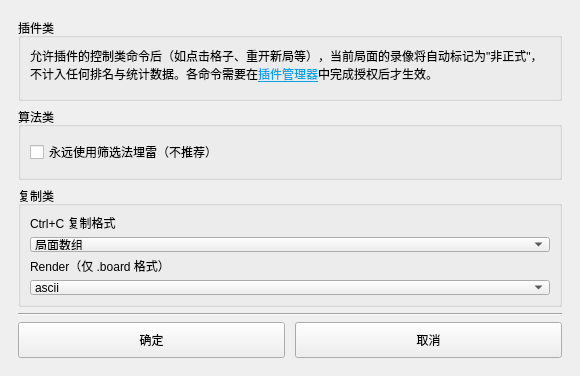
Before: the Qt Designer form uiFiles/ui_advanced.ui in ljzloser/Solvable-Minesweeper, drawn with Qt 5.
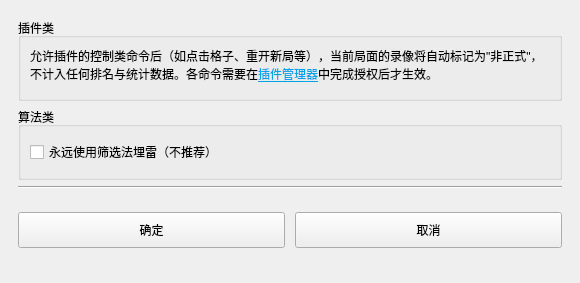
After: the same form once the commit is applied.

Commit message: feat：局面复制到图片、菜单调整

What changed in the file:
```diff
--- a/uiFiles/ui_advanced.ui
+++ b/uiFiles/ui_advanced.ui
@@ -91,62 +91,6 @@
      </layout>
     </widget>
     </item>
-    <item>
-     <widget class="QGroupBox" name="groupBox_copy">
-      <property name="title">
-       <string>复制类</string>
-      </property>
-      <layout class="QVBoxLayout" name="verticalLayout_copy">
-       <item>
-        <widget class="QLabel" name="label_copy_format">
-         <property name="text">
-          <string>Ctrl+C 复制格式</string>
-         </property>
-        </widget>
-       </item>
-       <item>
-        <widget class="QComboBox" name="comboBox_copy_format">
-         <item>
-          <property name="text">
-           <string>局面数组</string>
-          </property>
-         </item>
-         <item>
-          <property name="text">
-           <string>.board 字符串</string>
-          </property>
-         </item>
-         <item>
-          <property name="text">
-           <string>.board 文件（粘贴到文件系统）</string>
-          </property>
-         </item>
-        </widget>
-       </item>
-       <item>
-        <widget class="QLabel" name="label_copy_render">
-         <property name="text">
-          <string>Render（仅 .board 格式）</string>
-         </property>
-        </widget>
-       </item>
-       <item>
-        <widget class="QComboBox" name="comboBox_copy_render">
-         <item>
-          <property name="text">
-           <string>ascii</string>
-          </property>
-         </item>
-         <item>
-          <property name="text">
-           <string>emoji</string>
-          </property>
-         </item>
-        </widget>
-       </item>
-      </layout>
-     </widget>
-    </item>
     <item>
      <widget class="Line" name="line">
       <property name="orientation">
```
The commit also changes 6 other files.
